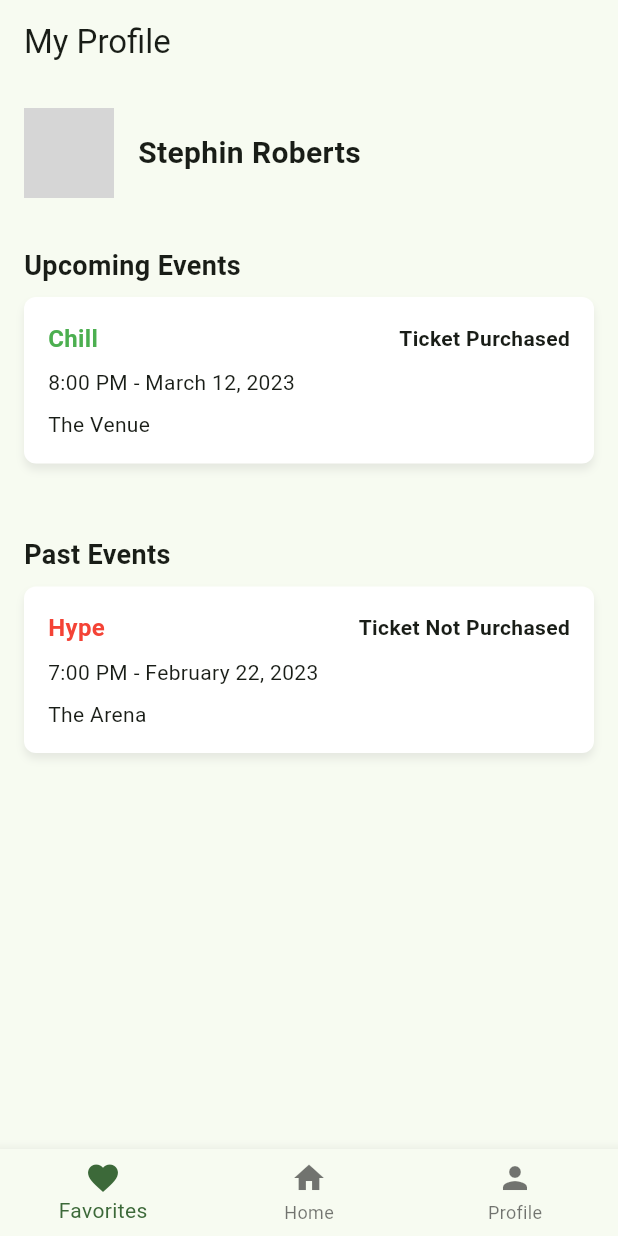
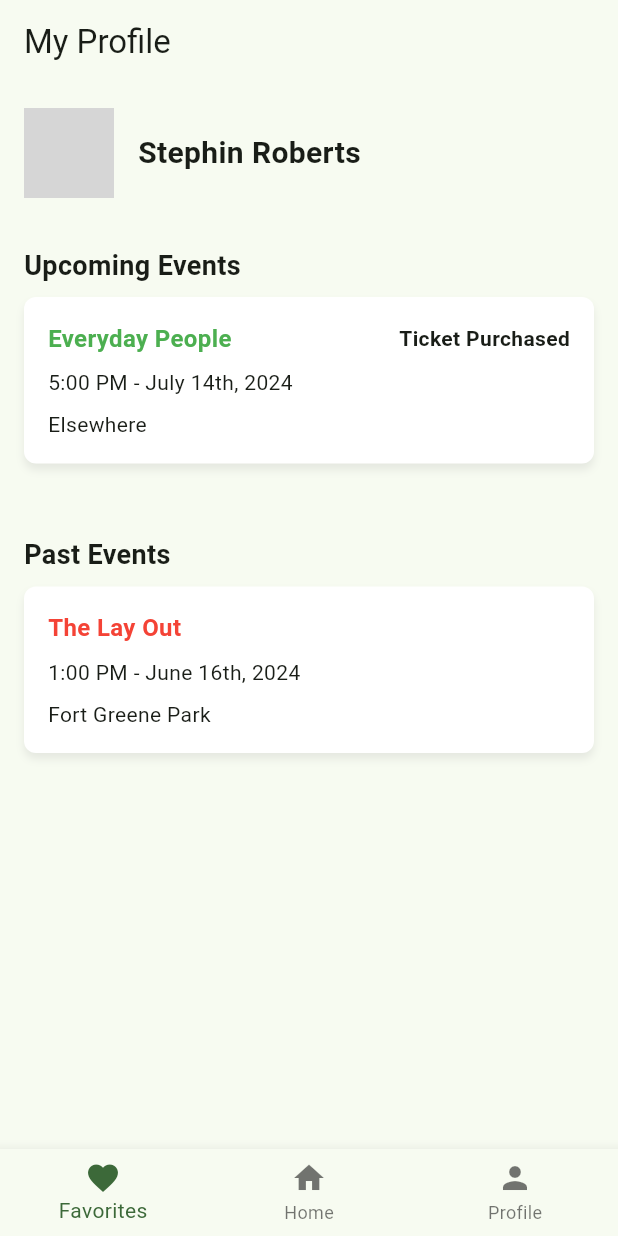
Before and after one commit to StephinAntonio7/WhatsTheVibesNY, a Flutter app: the ProfileScreen screen opened directly, on a phone screen of 412 x 824 dp. Run offline on Flutter 3.47's test engine with Material 3 defaults, Android fonts, the phone set to English and light mode, and no system bars; our stand-ins replace flutter_secure_storage; accounts and stored records are empty; network calls fail; grey boxes are pictures that could not be loaded.

```diff
--- a/lib/screens/ProfileScreen/profile_screen.dart
+++ b/lib/screens/ProfileScreen/profile_screen.dart
@@ -50,10 +50,10 @@ class ProfileScreen extends StatelessWidget {
                 ),
                 SizedBox(height: 8),
                 EventCard(
-                  vibe: 'Chill',
-                  time: '8:00 PM',
-                  date: 'March 12, 2023',
-                  location: 'The Venue',
+                  vibe: 'Everyday People',
+                  time: '5:00 PM',
+                  date: 'July 14th, 2024',
+                  location: 'Elsewhere',
                   purchased: true,
                 ),
               ],
@@ -75,10 +75,10 @@ class ProfileScreen extends StatelessWidget {
                 ),
                 SizedBox(height: 8),
                 EventCard(
-                  vibe: 'Hype',
-                  time: '7:00 PM',
-                  date: 'February 22, 2023',
-                  location: 'The Arena',
+                  vibe: 'The Lay Out',
+                  time: '1:00 PM',
+                  date: 'June 16th, 2024',
+                  location: 'Fort Greene Park',
                   purchased: false,
                 ),
               ],
@@ -177,7 +177,7 @@ class EventCard extends StatelessWidget {
               ),
               Spacer(),
               Text(
-                purchased ? 'Ticket Purchased' : 'Ticket Not Purchased',
+                purchased ? 'Ticket Purchased' : '',
                 style: TextStyle(
                   fontSize: 14,
                   fontWeight: FontWeight.bold,
```
Also changed, not shown: 7 other files.
